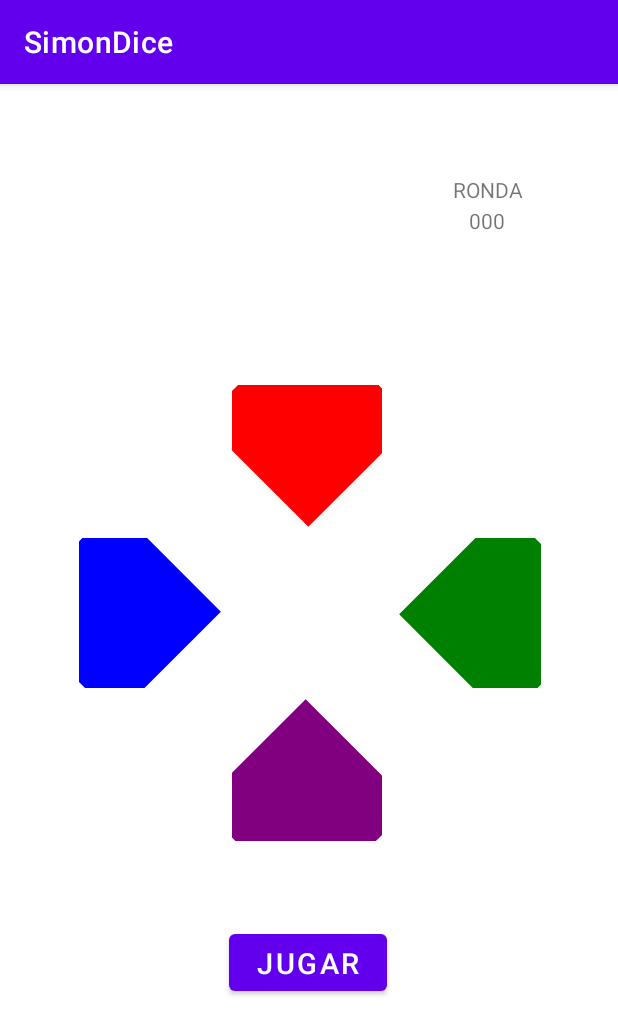
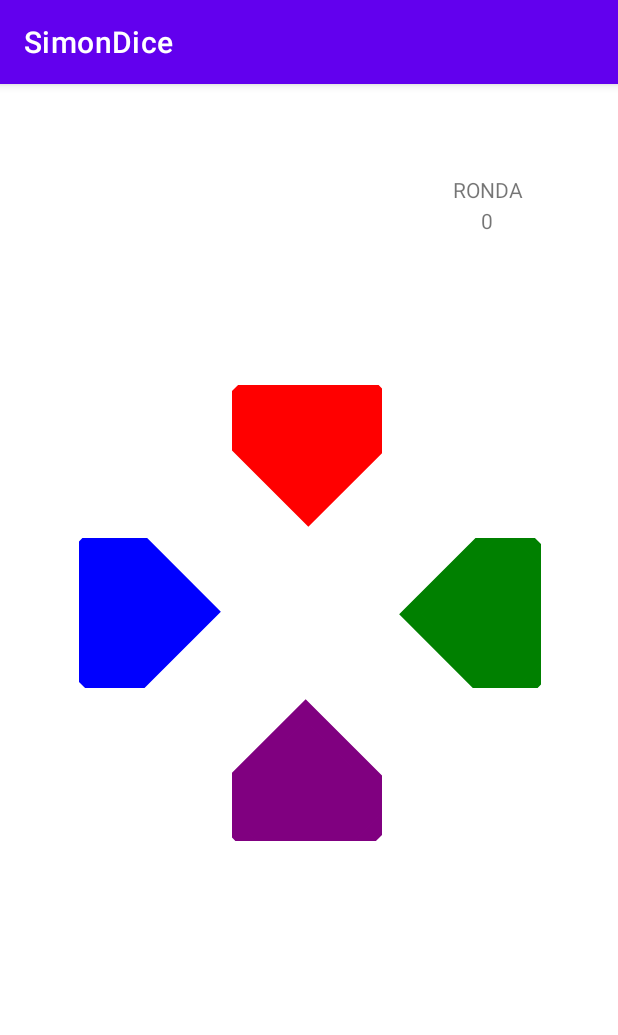
Before and after one commit to DiegoFrancoPortela/SimonDice, an Android app: the screen it shows after launch (MainActivity), after a tap on "JUGAR", on a phone screen of 412 x 824 dp. Shown: the top 1035 px of the screen. Run offline under Robolectric (Android 15) with nearby library versions, the light colour scheme and no system bars.

Commit message:
Método empezarJuego creado. Posición corregida TextNRondas en activity_main.xml

```diff
--- a/app/src/main/java/com/diego/simondice/MainActivity.kt
+++ b/app/src/main/java/com/diego/simondice/MainActivity.kt
@@ -1,10 +1,16 @@
 package com.diego.simondice
 
+import android.content.res.ColorStateList
+import android.graphics.Color
+import android.graphics.PorterDuff
 import androidx.appcompat.app.AppCompatActivity
 import android.os.Bundle
 import android.os.Handler
+import android.view.View
 import android.widget.Button
+import android.widget.TextView
 import android.widget.Toast
+import androidx.core.content.ContextCompat
 import androidx.core.os.HandlerCompat.postDelayed
 
 class MainActivity : AppCompatActivity() {
@@ -33,15 +39,31 @@ class MainActivity : AppCompatActivity() {
         }
 
         val botonJugar: Button = findViewById(R.id.botonJugar)
+        botonJugar.setVisibility(View.VISIBLE)
         botonJugar.setOnClickListener() {
+            botonJugar.setVisibility(View.GONE)
             Toast.makeText(applicationContext, "3", Toast.LENGTH_SHORT).show()
             val handler = Handler()
             handler.postDelayed({
                 Toast.makeText(applicationContext, "2", Toast.LENGTH_SHORT).show()
-            }, 1000) //1 segundo
-            handler.postDelayed({
-                Toast.makeText(applicationContext, "1", Toast.LENGTH_SHORT).show()
-            }, 2000)
+                }, 1000) //1 segundo
+                handler.postDelayed({
+                    Toast.makeText(applicationContext, "1", Toast.LENGTH_SHORT).show()
+                }, 2000)
+            empezarJuego()
         }
     }
+
+    private fun empezarJuego() {
+        val botonSuperior: Button = findViewById(R.id.botonSuperior)
+        val textoRondas: TextView = findViewById(R.id.textNRondas)
+        val handler = Handler()
+
+        handler.postDelayed({
+            for (i in 1..3) {
+                textoRondas.text= i.toString()
+                botonSuperior.background.setColorFilter(Color.parseColor("#ffffff"), PorterDuff.Mode.SRC_ATOP)
+            }
+        }, 3000)
+    }
 }
--- a/app/src/main/res/layout/activity_main.xml
+++ b/app/src/main/res/layout/activity_main.xml
@@ -42,8 +42,8 @@
         android:layout_width="wrap_content"
         android:layout_height="wrap_content"
         android:layout_marginTop="1dp"
-        android:layout_marginEnd="12dp"
-        android:text="000"
+        android:layout_marginEnd="20dp"
+        android:text="0"
         app:layout_constraintEnd_toEndOf="@+id/textRonda"
         app:layout_constraintTop_toBottomOf="@+id/textRonda" />
 
```
